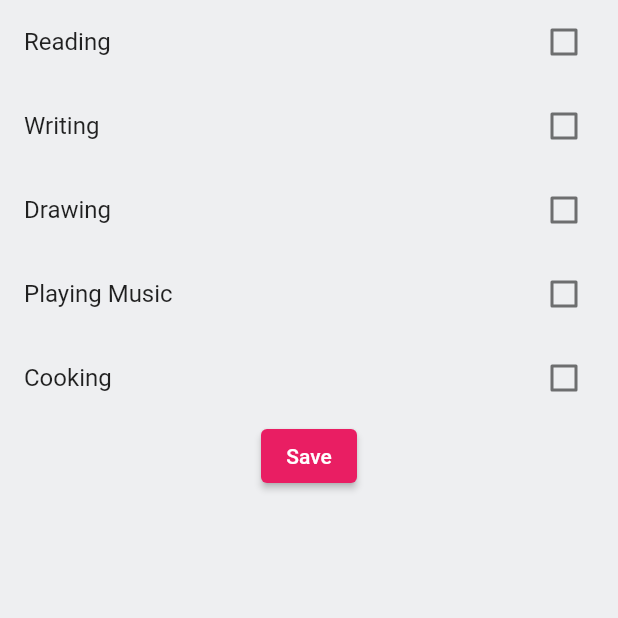
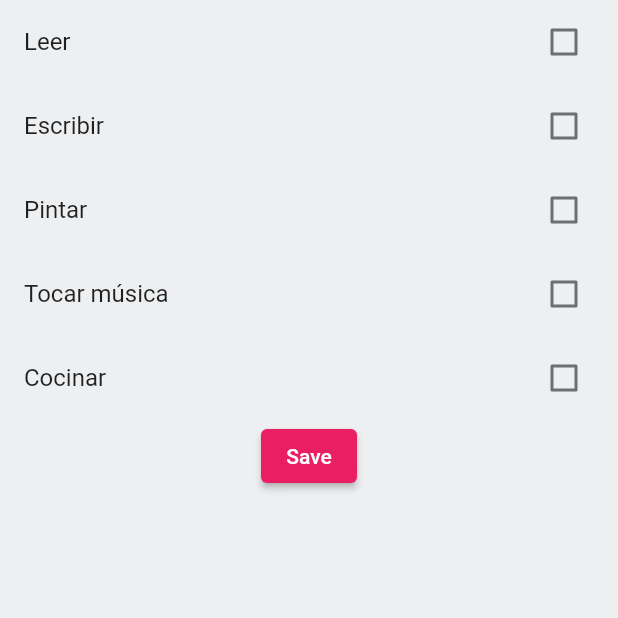
Before and after one commit to camilamlz/AppPersonasRepo, a Flutter app: the RegisterContact screen opened directly, after a tap on "Hobbies", on a phone screen of 412 x 824 dp, the top half of it. Run offline on Flutter 3.47's test engine with Material 2 defaults, Android fonts, the phone set to English and light mode, and no system bars; missing offline and left inert: dart:ffi.

```diff
--- a/lib/hobbies_list.dart
+++ b/lib/hobbies_list.dart
@@ -11,11 +11,11 @@ class HobbiesCheckboxList extends StatefulWidget {
 
 class _HobbiesCheckboxListState extends State<HobbiesCheckboxList> {
   List<String> hobbies = [
-    'Reading',
-    'Writing',
-    'Drawing',
-    'Playing Music',
-    'Cooking',
+    'Leer',
+    'Escribir',
+    'Pintar',
+    'Tocar música',
+    'Cocinar',
   ];
   List<bool> _checked = [false, false, false, false, false];
 
```
Also changed, not shown: lib/create.dart (+16 -4 lines), lib/list.dart (+15 -17 lines), lib/statics.dart (added, +23 -0 lines).
